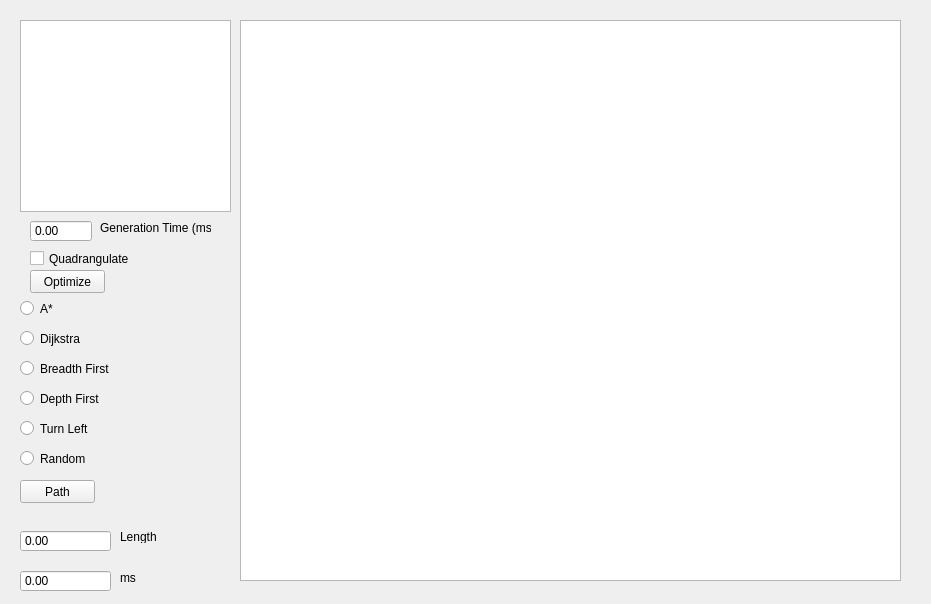
marwac-9/LTU-labs, file qt_ai_network/ai2_pathfinding/code/ai_lab2_qtv2.ui: the form before one commit.
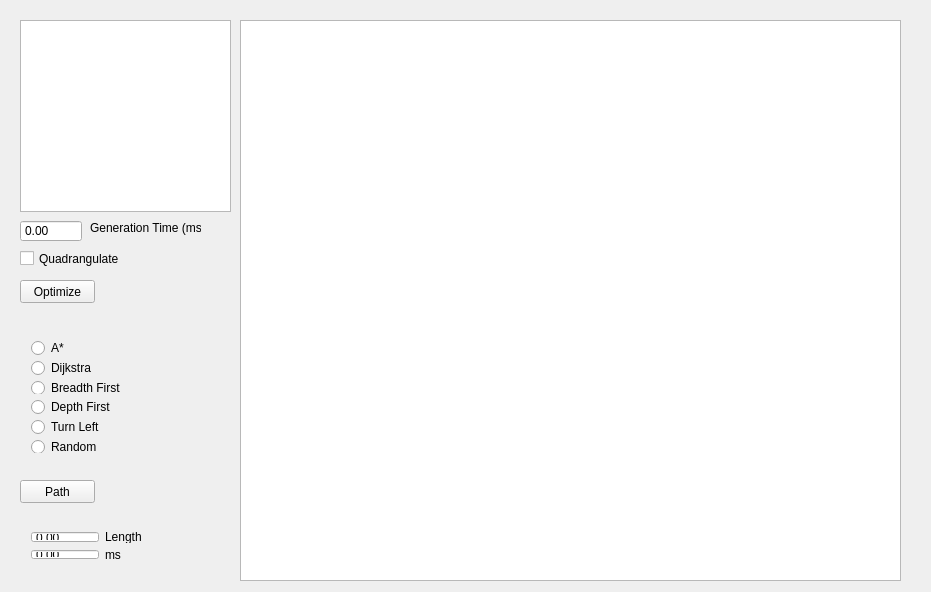
The form after the commit.

Commit message: cell size of the map is now defined by the application submodule update with updated uber fast 2D navmesh generation

What changed in the file:
```diff
--- a/qt_ai_network/ai2_pathfinding/code/ai_lab2_qtv2.ui
+++ b/qt_ai_network/ai2_pathfinding/code/ai_lab2_qtv2.ui
@@ -7,7 +7,7 @@
     <x>0</x>
     <y>0</y>
     <width>931</width>
-    <height>604</height>
+    <height>592</height>
    </rect>
   </property>
   <property name="windowTitle">
@@ -37,7 +37,7 @@
    <widget class="QCheckBox" name="checkBoxQuad">
     <property name="geometry">
      <rect>
-      <x>30</x>
+      <x>20</x>
       <y>250</y>
       <width>101</width>
       <height>17</height>
@@ -50,8 +50,8 @@
    <widget class="QPushButton" name="pushButtonOptimize">
     <property name="geometry">
      <rect>
-      <x>30</x>
-      <y>270</y>
+      <x>20</x>
+      <y>280</y>
       <width>75</width>
       <height>23</height>
      </rect>
@@ -73,146 +73,10 @@
      <string>Path</string>
     </property>
    </widget>
-   <widget class="QRadioButton" name="radioAStar">
-    <property name="geometry">
-     <rect>
-      <x>20</x>
-      <y>300</y>
-      <width>82</width>
-      <height>17</height>
-     </rect>
-    </property>
-    <property name="text">
-     <string>A*</string>
-    </property>
-   </widget>
-   <widget class="QRadioButton" name="radioDijkstra">
-    <property name="geometry">
-     <rect>
-      <x>20</x>
-      <y>330</y>
-      <width>82</width>
-      <height>17</height>
-     </rect>
-    </property>
-    <property name="text">
-     <string>Dijkstra</string>
-    </property>
-   </widget>
-   <widget class="QRadioButton" name="radioBreadth">
-    <property name="geometry">
-     <rect>
-      <x>20</x>
-      <y>360</y>
-      <width>101</width>
-      <height>17</height>
-     </rect>
-    </property>
-    <property name="text">
-     <string>Breadth First</string>
-    </property>
-   </widget>
-   <widget class="QRadioButton" name="radioDepth">
-    <property name="geometry">
-     <rect>
-      <x>20</x>
-      <y>390</y>
-      <width>82</width>
-      <height>17</height>
-     </rect>
-    </property>
-    <property name="text">
-     <string>Depth First</string>
-    </property>
-   </widget>
-   <widget class="QRadioButton" name="radioTurnLeft">
-    <property name="geometry">
-     <rect>
-      <x>20</x>
-      <y>420</y>
-      <width>82</width>
-      <height>17</height>
-     </rect>
-    </property>
-    <property name="text">
-     <string>Turn Left</string>
-    </property>
-   </widget>
-   <widget class="QDoubleSpinBox" name="doubleTimeElapsed">
-    <property name="geometry">
-     <rect>
-      <x>20</x>
-      <y>570</y>
-      <width>91</width>
-      <height>22</height>
-     </rect>
-    </property>
-    <property name="buttonSymbols">
-     <enum>QAbstractSpinBox::NoButtons</enum>
-    </property>
-    <property name="maximum">
-     <double>999999999.990000009536743</double>
-    </property>
-   </widget>
-   <widget class="QLabel" name="label">
-    <property name="geometry">
-     <rect>
-      <x>120</x>
-      <y>570</y>
-      <width>47</width>
-      <height>16</height>
-     </rect>
-    </property>
-    <property name="text">
-     <string>ms</string>
-    </property>
-   </widget>
-   <widget class="QLabel" name="label_2">
-    <property name="geometry">
-     <rect>
-      <x>120</x>
-      <y>530</y>
-      <width>47</width>
-      <height>13</height>
-     </rect>
-    </property>
-    <property name="text">
-     <string>Length</string>
-    </property>
-   </widget>
-   <widget class="QDoubleSpinBox" name="doublePathLength">
-    <property name="geometry">
-     <rect>
-      <x>20</x>
-      <y>530</y>
-      <width>91</width>
-      <height>22</height>
-     </rect>
-    </property>
-    <property name="buttonSymbols">
-     <enum>QAbstractSpinBox::NoButtons</enum>
-    </property>
-    <property name="maximum">
-     <double>999999.989999999990687</double>
-    </property>
-   </widget>
-   <widget class="QRadioButton" name="radioRandom">
-    <property name="geometry">
-     <rect>
-      <x>20</x>
-      <y>450</y>
-      <width>82</width>
-      <height>17</height>
-     </rect>
-    </property>
-    <property name="text">
-     <string>Random</string>
-    </property>
-   </widget>
    <widget class="QDoubleSpinBox" name="doubleGenerationTime">
     <property name="geometry">
      <rect>
-      <x>30</x>
+      <x>20</x>
       <y>220</y>
       <width>62</width>
       <height>22</height>
@@ -228,7 +92,7 @@
    <widget class="QLabel" name="label_3">
     <property name="geometry">
      <rect>
-      <x>100</x>
+      <x>90</x>
       <y>220</y>
       <width>111</width>
       <height>16</height>
@@ -238,6 +102,118 @@
      <string>Generation Time (ms)</string>
     </property>
    </widget>
+   <widget class="QWidget" name="verticalLayoutWidget">
+    <property name="geometry">
+     <rect>
+      <x>20</x>
+      <y>330</y>
+      <width>141</width>
+      <height>134</height>
+     </rect>
+    </property>
+    <layout class="QVBoxLayout" name="verticalLayout">
+     <item>
+      <widget class="QRadioButton" name="radioAStar">
+       <property name="text">
+        <string>A*</string>
+       </property>
+      </widget>
+     </item>
+     <item>
+      <widget class="QRadioButton" name="radioDijkstra">
+       <property name="text">
+        <string>Dijkstra</string>
+       </property>
+      </widget>
+     </item>
+     <item>
+      <widget class="QRadioButton" name="radioBreadth">
+       <property name="text">
+        <string>Breadth First</string>
+       </property>
+      </widget>
+     </item>
+     <item>
+      <widget class="QRadioButton" name="radioDepth">
+       <property name="text">
+        <string>Depth First</string>
+       </property>
+      </widget>
+     </item>
+     <item>
+      <widget class="QRadioButton" name="radioTurnLeft">
+       <property name="text">
+        <string>Turn Left</string>
+       </property>
+      </widget>
+     </item>
+     <item>
+      <widget class="QRadioButton" name="radioRandom">
+       <property name="text">
+        <string>Random</string>
+       </property>
+      </widget>
+     </item>
+    </layout>
+   </widget>
+   <widget class="QWidget" name="gridLayoutWidget">
+    <property name="geometry">
+     <rect>
+      <x>20</x>
+      <y>520</y>
+      <width>160</width>
+      <height>51</height>
+     </rect>
+    </property>
+    <layout class="QGridLayout" name="gridLayout">
+     <item row="0" column="0">
+      <widget class="QDoubleSpinBox" name="doublePathLength">
+       <property name="maximumSize">
+        <size>
+         <width>80</width>
+         <height>16777215</height>
+        </size>
+       </property>
+       <property name="buttonSymbols">
+        <enum>QAbstractSpinBox::NoButtons</enum>
+       </property>
+       <property name="maximum">
+        <double>999999.989999999990687</double>
+       </property>
+      </widget>
+     </item>
+     <item row="0" column="1">
+      <widget class="QLabel" name="label_2">
+       <property name="text">
+        <string>Length</string>
+       </property>
+      </widget>
+     </item>
+     <item row="1" column="0">
+      <widget class="QDoubleSpinBox" name="doubleTimeElapsed">
+       <property name="maximumSize">
+        <size>
+         <width>80</width>
+         <height>16777215</height>
+        </size>
+       </property>
+       <property name="buttonSymbols">
+        <enum>QAbstractSpinBox::NoButtons</enum>
+       </property>
+       <property name="maximum">
+        <double>999999999.990000009536743</double>
+       </property>
+      </widget>
+     </item>
+     <item row="1" column="1">
+      <widget class="QLabel" name="label">
+       <property name="text">
+        <string>ms</string>
+       </property>
+      </widget>
+     </item>
+    </layout>
+   </widget>
   </widget>
  </widget>
  <layoutdefault spacing="6" margin="11"/>
```
The commit also changes 2 other files.
